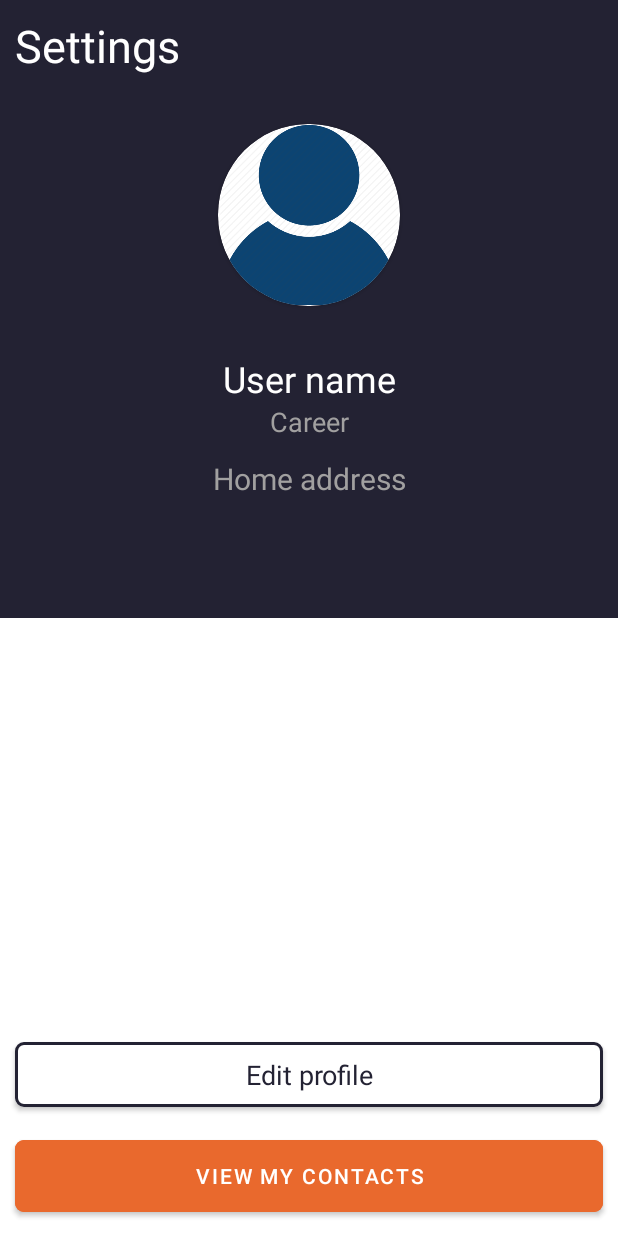
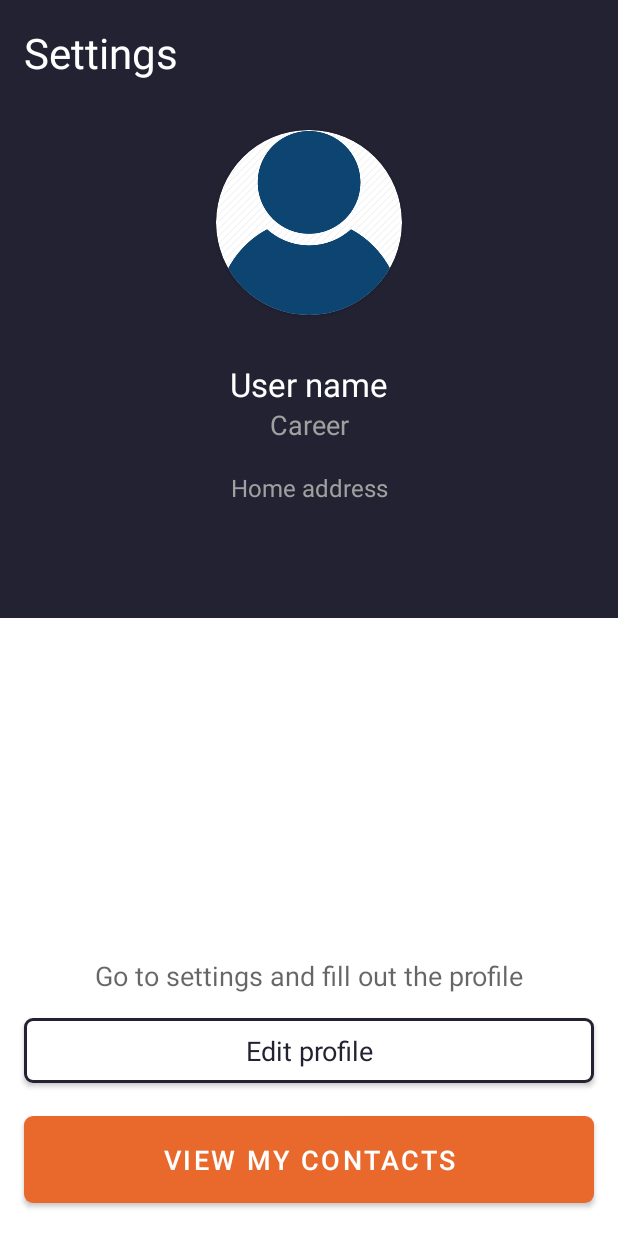
Before and after one commit to sonata08/shpp, an Android app: the screen it shows after launch (MainActivity), on a phone screen of 412 x 824 dp. Run offline under Robolectric (Android 15) with nearby library versions, the phone set to English and light mode, and no system bars.

Commit message:
improvements of profile xml

```diff
--- a/app/src/main/res/layout/activity_main.xml
+++ b/app/src/main/res/layout/activity_main.xml
@@ -1,106 +1,153 @@
 <?xml version="1.0" encoding="utf-8"?>
-<LinearLayout
-    xmlns:android="http://schemas.android.com/apk/res/android"
+<androidx.constraintlayout.widget.ConstraintLayout xmlns:android="http://schemas.android.com/apk/res/android"
     xmlns:app="http://schemas.android.com/apk/res-auto"
     xmlns:tools="http://schemas.android.com/tools"
     android:layout_width="match_parent"
     android:layout_height="match_parent"
-    android:orientation="vertical"
     tools:context=".MainActivity">
 
-    <androidx.constraintlayout.widget.ConstraintLayout
+    <FrameLayout
         android:id="@+id/upper_part"
+        android:layout_width="match_parent"
         android:layout_height="0dp"
-        android:layout_width="match_parent"
         android:background="@color/dark_blue"
-        android:padding="4dp"
-        android:layout_weight="1">
+        app:layout_constraintTop_toTopOf="parent"
+        app:layout_constraintStart_toStartOf="parent"
+        app:layout_constraintBottom_toBottomOf="@id/center_guideline" />
 
     <TextView
         android:id="@+id/settings"
         android:layout_width="wrap_content"
         android:layout_height="wrap_content"
-            app:layout_constraintStart_toStartOf="parent"
-            app:layout_constraintTop_toTopOf="parent"
-            android:layout_margin="6dp"
-            android:textSize="30sp"
+        android:text="@string/settings"
         android:textColor="@color/white"
-            android:text="@string/settings"/>
+        android:textSize="@dimen/text_size_page_title"
+        app:layout_constraintStart_toStartOf="@id/left_guideline"
+        app:layout_constraintTop_toTopOf="@id/top_guideline" />
 
     <androidx.cardview.widget.CardView
         android:id="@+id/photo"
         android:layout_width="0dp"
         android:layout_height="0dp"
-            android:layout_marginVertical="32dp"
-            app:layout_constraintWidth_percent="0.3"
+        app:cardCornerRadius="100dp"
         app:layout_constraintDimensionRatio="W,1"
-            app:layout_constraintTop_toBottomOf="@id/settings"
-            app:layout_constraintBottom_toTopOf="@id/name"
+        app:layout_constraintHeight_percent="0.15"
+        app:layout_constraintEnd_toEndOf="parent"
         app:layout_constraintStart_toStartOf="parent"
-            app:layout_constraintEnd_toEndOf="parent"
-            app:cardCornerRadius="60dp">
+        app:layout_constraintTop_toTopOf="parent"
+        app:layout_constraintBottom_toBottomOf="@id/center_guideline"
+        app:layout_constraintVertical_bias="0.3">
+
         <ImageView
             android:layout_width="wrap_content"
             android:layout_height="wrap_content"
-                android:src="@drawable/mokeup"
+            android:contentDescription="@string/profile_photo"
             android:scaleType="centerCrop"
-                android:contentDescription="@string/profile_photo" />
+            android:src="@drawable/mokeup" />
     </androidx.cardview.widget.CardView>
 
     <TextView
         android:id="@+id/name"
         android:layout_width="wrap_content"
         android:layout_height="wrap_content"
+        android:text="@string/user_name"
+        android:textColor="@color/white"
+        android:textSize="22sp"
+        app:layout_constraintBottom_toBottomOf="@id/center_guideline"
+        app:layout_constraintEnd_toEndOf="parent"
         app:layout_constraintStart_toStartOf="parent"
-            app:layout_constraintEnd_toEndOf="parent"
         app:layout_constraintTop_toBottomOf="@id/photo"
-            app:layout_constraintBottom_toTopOf="@id/career"
-            android:textSize="24sp"
-            android:textColor="@color/white"
-            android:text="@string/user_name"/>
+        app:layout_constraintVertical_bias="0.18" />
 
     <TextView
         android:id="@+id/career"
         android:layout_width="wrap_content"
         android:layout_height="wrap_content"
+        android:text="@string/career"
+        android:textColor="@color/light_grey"
+        android:textSize="18sp"
+        app:layout_constraintBottom_toBottomOf="@id/center_guideline"
+        app:layout_constraintEnd_toEndOf="parent"
         app:layout_constraintStart_toStartOf="parent"
-            app:layout_constraintEnd_toEndOf="parent"
         app:layout_constraintTop_toBottomOf="@id/name"
-            android:textSize="18sp"
-            android:textColor="@color/light_grey"
-            android:text="@string/career"/>
+        app:layout_constraintVertical_bias="0" />
 
     <TextView
         android:id="@+id/address"
         android:layout_width="wrap_content"
         android:layout_height="wrap_content"
+        android:text="@string/home_address"
+        android:textColor="@color/light_grey"
+        android:textSize="16sp"
+        app:layout_constraintBottom_toBottomOf="@id/center_guideline"
+        app:layout_constraintEnd_toEndOf="parent"
         app:layout_constraintStart_toStartOf="parent"
-            app:layout_constraintEnd_toEndOf="parent"
         app:layout_constraintTop_toBottomOf="@id/career"
-            android:layout_marginTop="12dp"
-            android:textSize="20sp"
-            android:textColor="@color/light_grey"
-            android:text="@string/home_address"/>
-    </androidx.constraintlayout.widget.ConstraintLayout>
+        app:layout_constraintVertical_bias="0.2" />
 
-    <androidx.constraintlayout.widget.ConstraintLayout
-       android:id="@+id/bottom_part"
-        android:layout_height="0dp"
-        android:layout_width="match_parent"
-        android:layout_weight="1">
+
+    <TextView
+        android:id="@+id/go_to_settings_text"
+        android:layout_width="wrap_content"
+        android:layout_height="wrap_content"
+        android:text="@string/go_to_settings"
+        style="@style/TextAppearance.AppCompat.Medium"
+        app:layout_constraintBottom_toTopOf="@id/edit_button"
+        app:layout_constraintStart_toStartOf="@id/left_guideline"
+        app:layout_constraintEnd_toEndOf="@id/right_guideline"
+        android:layout_marginBottom="@dimen/btn_margin_vert"/>
 
     <com.google.android.material.button.MaterialButton
         android:id="@+id/edit_button"
+        style="@style/ButtonOutlined"
+        android:text="@string/edit_profile"
+        android:layout_marginBottom="@dimen/btn_margin_vert"
         app:layout_constraintBottom_toTopOf="@id/contacts_button"
-            app:layout_constraintStart_toStartOf="parent"
-            android:text="@string/edit_profile"
-            style="@style/ButtonStroke"/>
+        app:layout_constraintStart_toStartOf="@id/left_guideline"
+        app:layout_constraintEnd_toEndOf="@id/right_guideline"/>
 
     <com.google.android.material.button.MaterialButton
         android:id="@+id/contacts_button"
-            app:layout_constraintBottom_toBottomOf="parent"
-            app:layout_constraintStart_toStartOf="parent"
+        style="@style/ButtonPrimaryColor"
         android:text="@string/view_my_contacts"
-            style="@style/ButtonOrange"/>
+        app:layout_constraintVertical_chainStyle="spread_inside"
+        app:layout_constraintBottom_toTopOf="@id/bottom_guideline"
+        app:layout_constraintStart_toStartOf="@id/left_guideline"
+        app:layout_constraintEnd_toEndOf="@id/right_guideline"/>
+
+    <androidx.constraintlayout.widget.Guideline
+        android:id="@+id/center_guideline"
+        android:layout_width="wrap_content"
+        android:layout_height="wrap_content"
+        android:orientation="horizontal"
+        app:layout_constraintGuide_percent="0.5"/>
+
+    <androidx.constraintlayout.widget.Guideline
+        android:id="@+id/left_guideline"
+        android:layout_width="wrap_content"
+        android:layout_height="wrap_content"
+        android:orientation="vertical"
+        app:layout_constraintGuide_begin="@dimen/margins_perimeter" />
+
+    <androidx.constraintlayout.widget.Guideline
+        android:id="@+id/right_guideline"
+        android:layout_width="wrap_content"
+        android:layout_height="wrap_content"
+        android:orientation="vertical"
+        app:layout_constraintGuide_end="@dimen/margins_perimeter"/>
+
+    <androidx.constraintlayout.widget.Guideline
+        android:id="@+id/top_guideline"
+        android:layout_width="wrap_content"
+        android:layout_height="wrap_content"
+        android:orientation="horizontal"
+        app:layout_constraintGuide_begin="@dimen/margins_perimeter"/>
+
+    <androidx.constraintlayout.widget.Guideline
+        android:id="@+id/bottom_guideline"
+        android:layout_width="wrap_content"
+        android:layout_height="wrap_content"
+        android:orientation="horizontal"
+        app:layout_constraintGuide_end="@dimen/margins_perimeter"/>
+
 </androidx.constraintlayout.widget.ConstraintLayout>
-</LinearLayout>
--- a/app/src/main/res/values/dimens.xml
+++ b/app/src/main/res/values/dimens.xml
@@ -1,4 +1,8 @@
 <?xml version="1.0" encoding="utf-8"?>
 <resources>
-    <dimen name="buttonCornerRadius">6dp</dimen>
+    <dimen name="button_corner_radius">6dp</dimen>
+    <dimen name="text_size_page_title">28sp</dimen>
+    <dimen name="primary_btn_text_size">18sp</dimen>
+    <dimen name="margins_perimeter">16dp</dimen>
+    <dimen name="btn_margin_vert">10dp</dimen>
 </resources>
--- a/app/src/main/res/values/strings.xml
+++ b/app/src/main/res/values/strings.xml
@@ -7,4 +7,5 @@
     <string name="settings">Settings</string>
     <string name="profile_photo">Profile photo</string>
     <string name="user_name">User name</string>
+    <string name="go_to_settings">Go to settings and fill out the profile</string>
 </resources>
--- a/app/src/main/res/values/themes.xml
+++ b/app/src/main/res/values/themes.xml
@@ -4,7 +4,7 @@
         <!-- Primary brand color. -->
         <item name="colorPrimary">@color/orange</item>
         <item name="colorPrimaryVariant">@color/purple_700</item>
-        <item name="colorOnPrimary">@color/white</item>
+        <item name="colorOnPrimary">#E91E63</item>
         <!-- Secondary brand color. -->
         <item name="colorSecondary">@color/teal_200</item>
         <item name="colorSecondaryVariant">@color/teal_700</item>
@@ -15,18 +15,18 @@
     </style>
 
     <style name="ButtonGeneral" parent="Widget.MaterialComponents.Button">
-        <item name="cornerRadius">@dimen/buttonCornerRadius</item>
-        <item name="android:layout_width">match_parent</item>
-        <item name="android:layout_margin">10dp</item>
+        <item name="cornerRadius">@dimen/button_corner_radius</item>
+        <item name="android:layout_width">0dp</item>
     </style>
 
-    <style name="ButtonOrange" parent="ButtonGeneral">
-        <item name="android:backgroundTint">@color/orange</item>
+    <style name="ButtonPrimaryColor" parent="ButtonGeneral">
         <item name="android:textColor">@color/white</item>
-        <item name="android:layout_height">60dp</item>
+        <item name="android:layout_height">70dp</item>
+        <item name="android:textSize">@dimen/primary_btn_text_size</item>
+        <item name="android:layout_marginTop">30dp</item>
     </style>
 
-    <style name="ButtonStroke" parent="ButtonGeneral">
+    <style name="ButtonOutlined" parent="ButtonGeneral">
         <item name="android:backgroundTint">@color/white</item>
         <item name="android:textColor">@color/dark_blue</item>
         <item name="strokeColor">@color/dark_blue</item>
```
Lines whose indentation alone changed are shown as unchanged.
